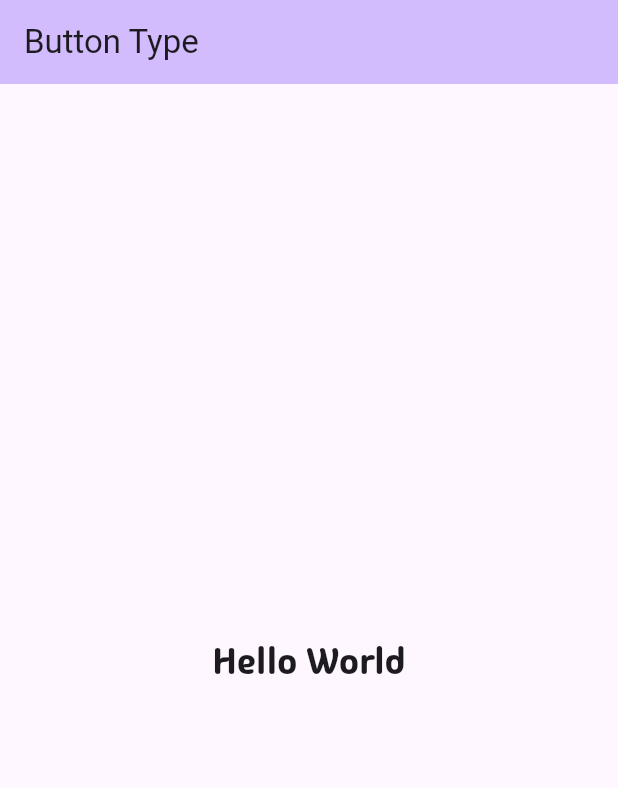
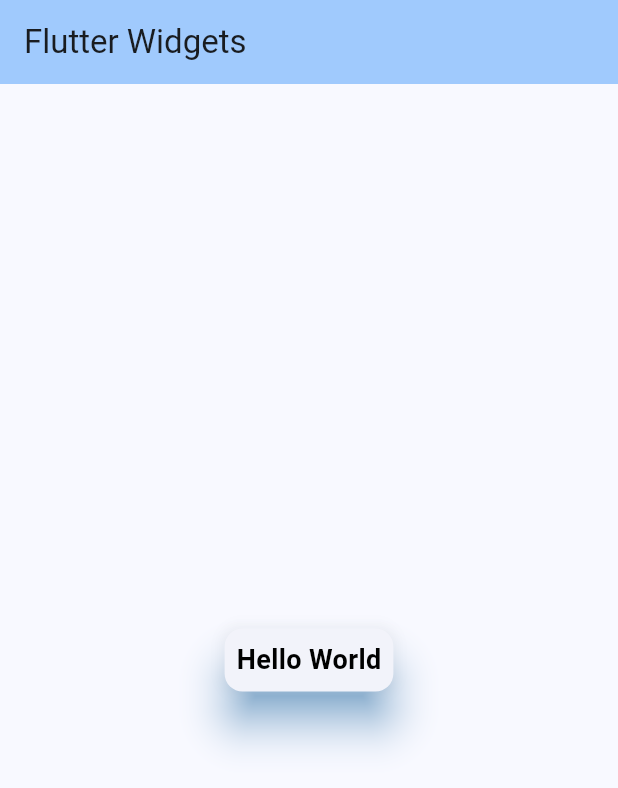
Before and after one commit to jainsourab99/FlutterAllTypeofButton, a Flutter app: the screen it shows after launch, on a phone screen of 412 x 824 dp. Shown: the top 788 px of the screen. Run offline on Flutter 3.47's test engine with Material 3 defaults, Android fonts, the phone set to English and light mode, and no system bars.

Commit message:
Card Elevated View Widget

```diff
--- a/lib/main.dart
+++ b/lib/main.dart
@@ -1,3 +1,4 @@
+import 'package:button_type_widget/ui_helper/util.dart';
 import 'package:flutter/material.dart';
 
 void main() {
@@ -12,23 +13,12 @@ class MyApp extends StatelessWidget {
   Widget build(BuildContext context) {
     return MaterialApp(
       title: 'Flutter Demo',
+      debugShowCheckedModeBanner: false,
       theme: ThemeData(
-        // This is the theme of your application.
-        //
-        // TRY THIS: Try running your application with "flutter run". You'll see
-        // the application has a blue toolbar. Then, without quitting the app,
-        // try changing the seedColor in the colorScheme below to Colors.green
-        // and then invoke "hot reload" (save your changes or press the "hot
-        // reload" button in a Flutter-supported IDE, or press "r" if you used
-        // the command line to start the app).
-        //
-        // Notice that the counter didn't reset back to zero; the application
-        // state is not lost during the reload. To reset the state, use hot
-        // restart instead.
-        //
-        // This works for code too, not just values: Most code changes can be
-        // tested with just a hot reload.
-        colorScheme: ColorScheme.fromSeed(seedColor: Colors.deepPurple),
+        colorScheme: ColorScheme.fromSeed(seedColor: Colors.blue),
+        textTheme: const TextTheme(
+            displayLarge: TextStyle(fontSize: 25, fontWeight: FontWeight.bold),
+            titleMedium: TextStyle(fontSize: 14, fontWeight: FontWeight.w500)),
         useMaterial3: true,
       ),
       home: const MyHomePage(title: 'Flutter Demo Home Page'),
@@ -70,14 +60,21 @@ class _MyHomePageState extends State<MyHomePage> {
         backgroundColor: Theme.of(context).colorScheme.inversePrimary,
         // Here we take the value from the MyHomePage object that was created by
         // the App.build method, and use it to set our appbar title.
-        title: const Text("Button Type"),
+        title: const Text("Flutter Widgets"),
       ),
       body: Center(
-          child: Text(
-        "Hello World",
-        style: TextStyle(
-            fontFamily: "FontMain", fontSize: 25, fontWeight: FontWeight.w500),
-      )),
+        child: Card(
+          shadowColor: Colors.blue,
+          elevation: 12,
+          child: Padding(
+            padding: const EdgeInsets.all(8.0),
+            child: Text(
+              "Hello World",
+              style: mTextStyle18(),
+            ),
+          ),
+        ),
+      ),
     );
     // This trailing comma makes auto-formatting nicer for build methods.
   }
--- /dev/null
+++ b/lib/ui_helper/util.dart
@@ -0,0 +1,12 @@
+import 'package:flutter/material.dart';
+
+TextStyle mTextStyle18(
+    {Color textColor = Colors.black, FontWeight fontWight = FontWeight.bold}) {
+  return TextStyle(fontSize: 18, color: textColor, fontWeight: fontWight);
+}
+
+TextStyle mTextStyle20() {
+  return TextStyle(
+    fontSize: 20,
+  );
+}
```
